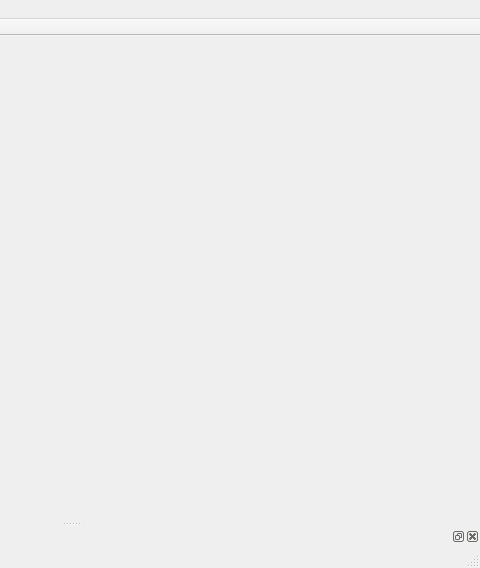
Qt form src/genelab/apps/genelab/creatureviewer/ui/creatureviewerwindow.ui (GeneCraft/GeneCraft-Project) before a commit; both pictures show x 338 to 818 and y 0 to 568 of the 818 by 568 pixel window.
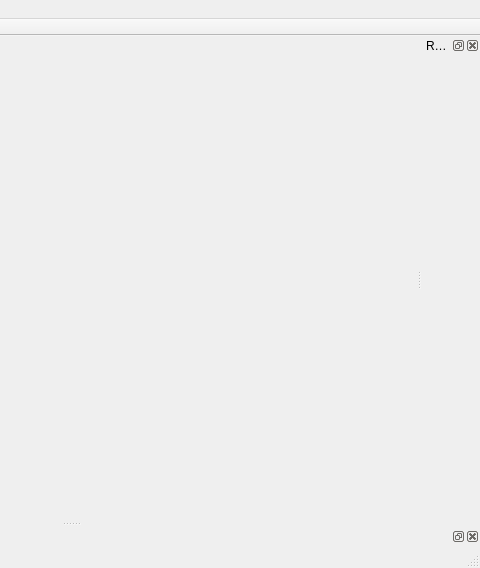
The same form after that commit. Icons and pictures are not drawn.

Commit message:
+ Ressources Browser
* Fin du distance sensor, merCyp :)

* Edition des origins des créatures (nom + famille)

```diff
--- a/src/genelab/apps/genelab/creatureviewer/ui/creatureviewerwindow.ui
+++ b/src/genelab/apps/genelab/creatureviewer/ui/creatureviewerwindow.ui
@@ -164,6 +164,15 @@
    </attribute>
    <widget class="QWidget" name="dockWidgetContents_3"/>
   </widget>
+  <widget class="QDockWidget" name="dwRessourcesBrowser">
+   <property name="windowTitle">
+    <string>Ressources browser</string>
+   </property>
+   <attribute name="dockWidgetArea">
+    <number>2</number>
+   </attribute>
+   <widget class="QWidget" name="dockWidgetContents_4"/>
+  </widget>
   <action name="actionSave_selected_creature">
    <property name="icon">
     <iconset resource="../../../../core/ressources/ressources.qrc">
```
Left out of the diff: 3 changed lines with no effect on the pictures. The commit also changes 20 other files.
